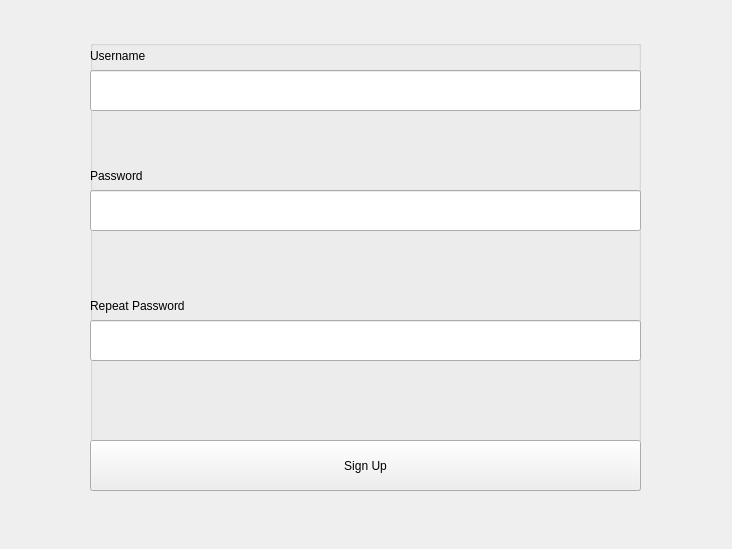
Above: main_GUI/signup.ui from zwderek/iKYC-Project before the change. Below: the same form after it.
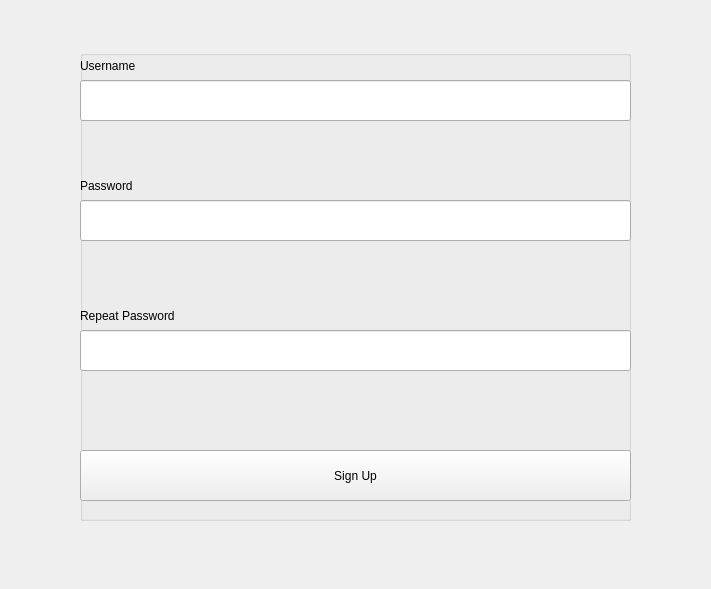
That is the form after the change.

Diff of the .ui file:
```diff
--- a/main_GUI/signup.ui
+++ b/main_GUI/signup.ui
@@ -6,8 +6,8 @@
    <rect>
     <x>0</x>
     <y>0</y>
-    <width>732</width>
-    <height>549</height>
+    <width>711</width>
+    <height>589</height>
    </rect>
   </property>
   <property name="windowTitle">
@@ -16,10 +16,10 @@
   <widget class="QGroupBox" name="groupBox">
    <property name="geometry">
     <rect>
-     <x>90</x>
-     <y>40</y>
+     <x>80</x>
+     <y>50</y>
      <width>551</width>
-     <height>451</height>
+     <height>471</height>
     </rect>
    </property>
    <property name="title">
@@ -99,7 +99,7 @@
      <rect>
       <x>0</x>
       <y>250</y>
-      <width>151</width>
+      <width>311</width>
       <height>31</height>
      </rect>
     </property>
```
